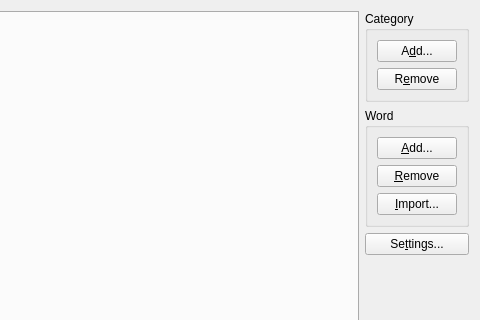
The window that source/vocabularymanagerdialog.ui (martin-kudlicka/vocabulary-master) describes before a commit, drawn with Qt 5; both pictures show x 160 to 640 and y 0 to 320 of the 640 by 480 pixel window.
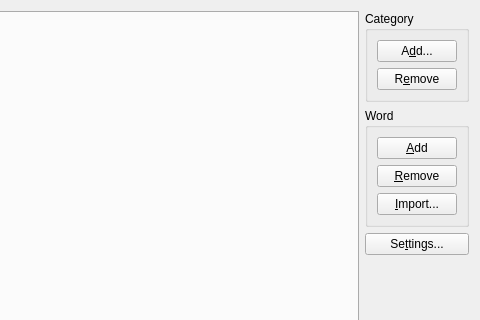
The same window after the commit. Custom widgets are drawn as their Qt base class.

Commit message: * strings corrections

```diff
--- a/source/vocabularymanagerdialog.ui
+++ b/source/vocabularymanagerdialog.ui
@@ -106,7 +106,7 @@
         <item>
          <widget class="QPushButton" name="qpbWordAdd">
           <property name="text">
-           <string>&amp;Add...</string>
+           <string>&amp;Add</string>
           </property>
          </widget>
         </item>
```
The commit also changes 1 other file.
